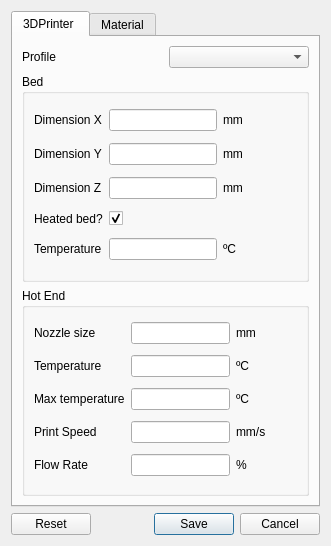
This is src/dialogs/generalsettingsdialog.ui in KDE/atelier as Qt 5 draws it before an edit. The edited form follows.
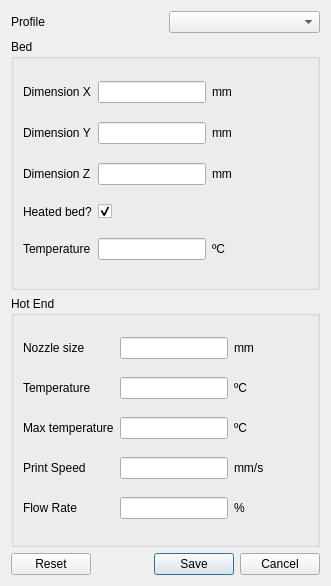
This is the edited form.

Commit message:
Demote TabWidget to Widget
- After some discussion, we decided that others tabs settings
isn't need it. So the only settings to be made is about
the bed and hotend.
- Change name of ui widgets

```diff
--- a/src/dialogs/generalsettingsdialog.ui
+++ b/src/dialogs/generalsettingsdialog.ui
@@ -7,24 +7,14 @@
     <x>0</x>
     <y>0</y>
     <width>331</width>
-    <height>546</height>
+    <height>586</height>
    </rect>
   </property>
   <property name="windowTitle">
    <string>General Settings</string>
   </property>
-  <layout class="QVBoxLayout" name="verticalLayout">
-   <item>
-    <widget class="QTabWidget" name="tabWidget">
-     <property name="currentIndex">
-      <number>0</number>
-     </property>
-     <widget class="QWidget" name="tab">
-      <attribute name="title">
-       <string>3DPrinter </string>
-      </attribute>
-      <layout class="QVBoxLayout" name="verticalLayout_2">
-       <item>
+  <layout class="QGridLayout" name="gridLayout_3">
+   <item row="0" column="0">
         <layout class="QHBoxLayout" name="horizontalLayout">
          <item>
           <widget class="QLabel" name="label_20">
@@ -38,7 +28,7 @@
          </item>
         </layout>
        </item>
-       <item>
+   <item row="1" column="0">
         <widget class="QGroupBox" name="groupBox">
          <property name="title">
           <string>Bed</string>
@@ -145,7 +135,7 @@
          </layout>
         </widget>
        </item>
-       <item>
+   <item row="2" column="0">
         <widget class="QGroupBox" name="groupBox_2">
          <property name="title">
           <string>Hot End</string>
@@ -252,16 +242,7 @@
          </layout>
         </widget>
        </item>
-      </layout>
-     </widget>
-     <widget class="QWidget" name="tab_2">
-      <attribute name="title">
-       <string>Material</string>
-      </attribute>
-     </widget>
-    </widget>
-   </item>
-   <item>
+   <item row="3" column="0">
     <widget class="QDialogButtonBox" name="buttonBox">
      <property name="orientation">
       <enum>Qt::Horizontal</enum>
```
Left out of the diff: 22 changed lines with no effect on the pictures. Lines whose indentation alone changed are shown as unchanged.
